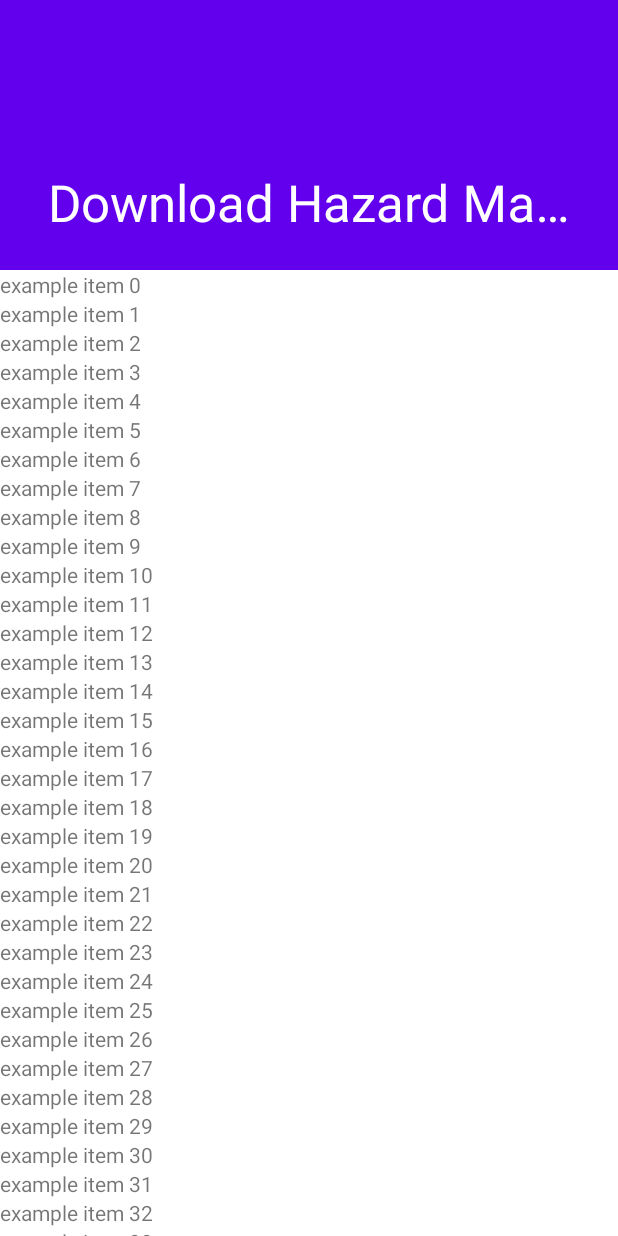
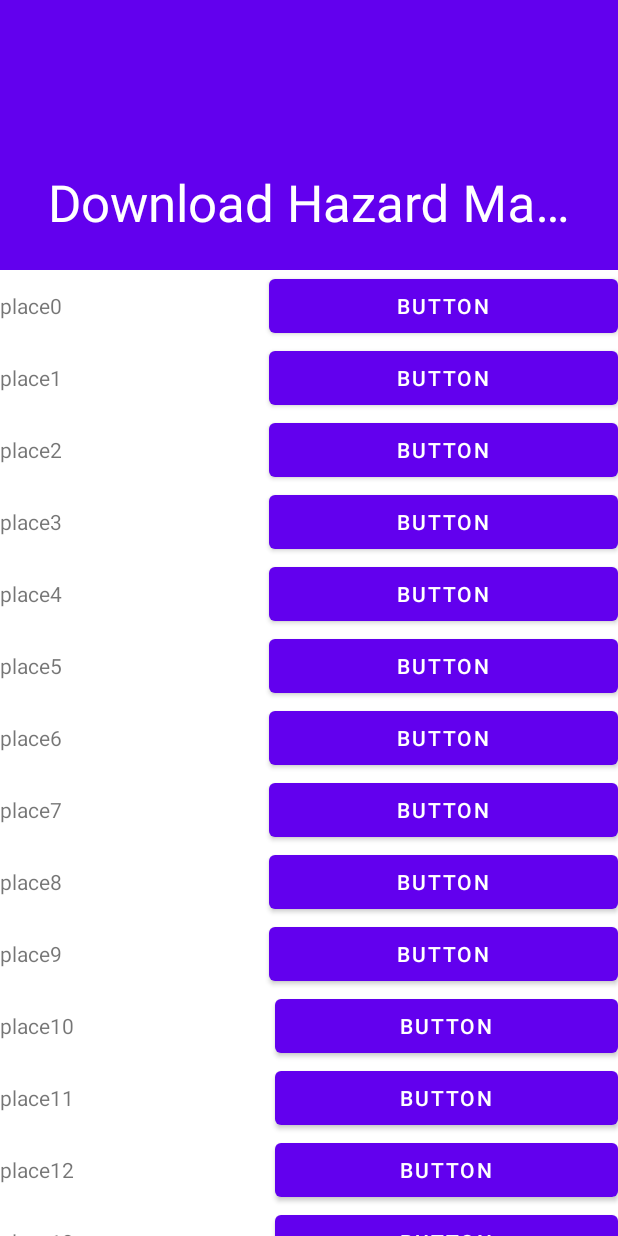
Before and after one commit to Kappamaki64/ConnectedHazardMap, an Android app: the DownloaderActivity screen opened directly, with no data from a screen before it, on a phone screen of 412 x 824 dp. Run offline under Robolectric (Android 15) with nearby library versions, the phone set to English and light mode, and no system bars.

Commit message:
feat: create PlaceRow from PlaceData

```diff
--- a/app/src/main/java/jp/ac/titech/itpro/sdl/connectedhazardmap/DownloaderActivity.java
+++ b/app/src/main/java/jp/ac/titech/itpro/sdl/connectedhazardmap/DownloaderActivity.java
@@ -9,7 +9,6 @@ import androidx.appcompat.widget.Toolbar;
 
 import android.util.Log;
 import android.widget.LinearLayout;
-import android.widget.TextView;
 
 import jp.ac.titech.itpro.sdl.connectedhazardmap.databinding.ActivityDownloaderBinding;
 
@@ -31,12 +30,10 @@ public class DownloaderActivity extends AppCompatActivity {
         CollapsingToolbarLayout toolBarLayout = binding.toolbarLayout;
         toolBarLayout.setTitle(getTitle());
 
-        LinearLayout list = findViewById(R.id.downloader_list);
-        // TODO: add proper items
-        for (int i = 0; i < 1000; i++) {
-            TextView item = new TextView(this);
-            item.setText("example item " + i);
-            list.addView(item);
+        LinearLayout placeList = findViewById(R.id.downloader_list);
+        for (int i = 0; i < 100; i++) {
+            PlaceRow placeRow = PlaceRow.createHere(new PlaceData("place" + i), this);
+            placeList.addView(placeRow.row);
         }
     }
 
--- /dev/null
+++ b/app/src/main/java/jp/ac/titech/itpro/sdl/connectedhazardmap/PlaceData.java
@@ -0,0 +1,9 @@
+package jp.ac.titech.itpro.sdl.connectedhazardmap;
+
+public class PlaceData {
+    public final String name;
+
+    PlaceData(String name) {
+        this.name = name;
+    }
+}
--- /dev/null
+++ b/app/src/main/java/jp/ac/titech/itpro/sdl/connectedhazardmap/PlaceRow.java
@@ -0,0 +1,25 @@
+package jp.ac.titech.itpro.sdl.connectedhazardmap;
+
+import android.annotation.SuppressLint;
+import android.content.Context;
+import android.view.LayoutInflater;
+import android.widget.LinearLayout;
+import android.widget.TextView;
+
+public class PlaceRow {
+    public final LinearLayout row;
+
+    private PlaceRow(PlaceData data, LinearLayout row) {
+        this.row = row;
+        getPlaceText().setText(data.name);
+    }
+
+    private TextView getPlaceText() {
+        return (TextView) row.getChildAt(0);
+    }
+
+    public static PlaceRow createHere(PlaceData data, Context context) {
+        @SuppressLint("InflateParams") LinearLayout row = (LinearLayout) LayoutInflater.from(context).inflate(R.layout.place_row, null);
+        return new PlaceRow(data, row);
+    }
+}
--- /dev/null
+++ b/app/src/main/res/layout/place_row.xml
@@ -0,0 +1,18 @@
+<?xml version="1.0" encoding="utf-8"?>
+<LinearLayout xmlns:android="http://schemas.android.com/apk/res/android"
+    android:layout_width="match_parent"
+    android:layout_height="match_parent">
+
+    <TextView
+        android:id="@+id/placeName"
+        android:layout_width="wrap_content"
+        android:layout_height="wrap_content"
+        android:layout_weight="1" />
+
+    <Button
+        android:id="@+id/button"
+        android:layout_width="wrap_content"
+        android:layout_height="wrap_content"
+        android:layout_weight="1"
+        android:text="Button" />
+</LinearLayout>
```
